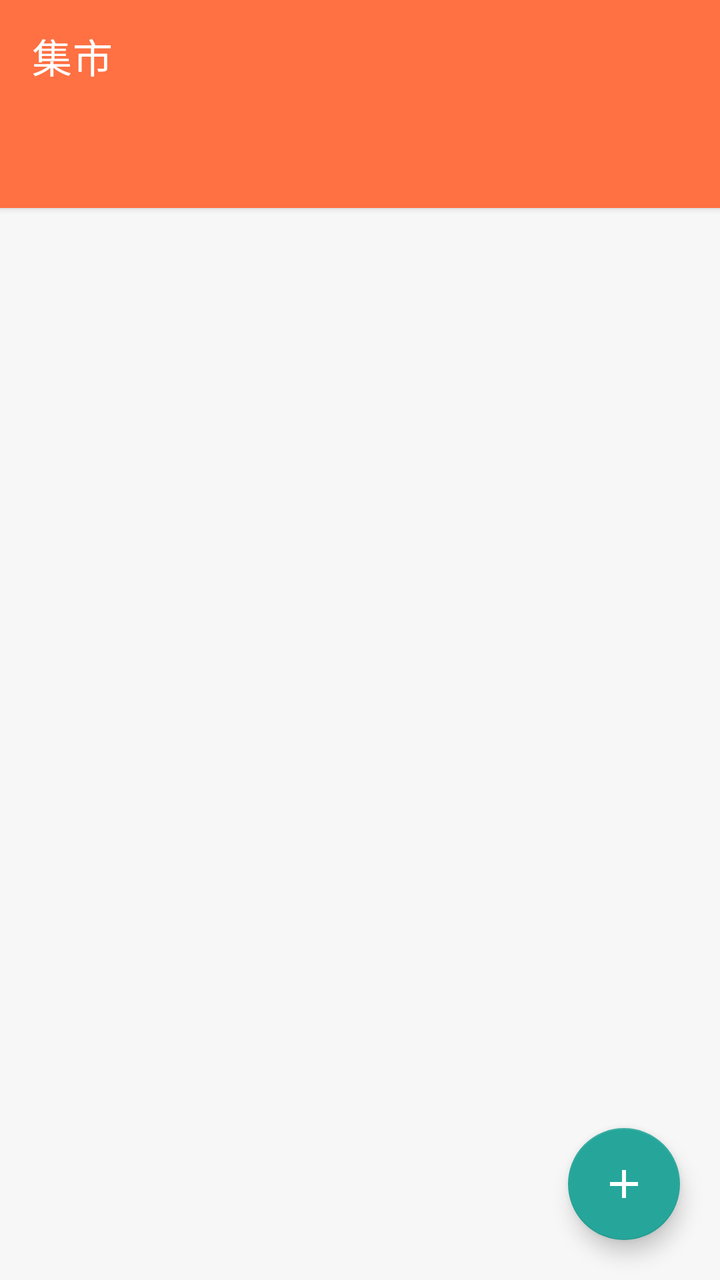
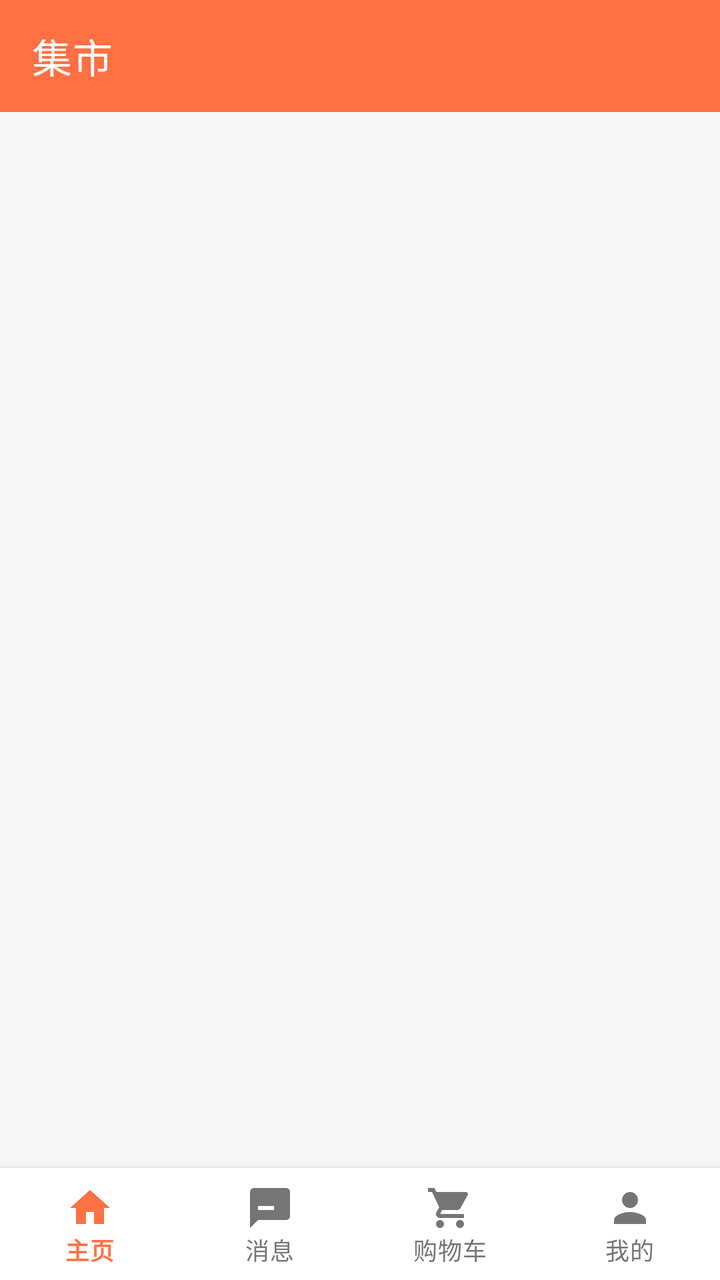

An Android layout rendered at two revisions. The XML below is the earlier revision; the diff shows what the commit changed to produce the second picture.
<!-- AndroidManifest.xml: application theme Theme.MyApplicationFinalExam -->
<!-- res/layout/activity_main.xml -->
<?xml version="1.0" encoding="utf-8"?>
<androidx.coordinatorlayout.widget.CoordinatorLayout xmlns:android="http://schemas.android.com/apk/res/android"
    xmlns:app="http://schemas.android.com/apk/res-auto"
    android:layout_width="match_parent"
    android:layout_height="match_parent"
    android:background="@color/page_bg">

    <com.google.android.material.appbar.AppBarLayout
        android:layout_width="match_parent"
        android:layout_height="wrap_content"
        android:background="@color/brand_orange"
        app:elevation="2dp">

        <com.google.android.material.appbar.MaterialToolbar
            android:id="@+id/toolbar"
            android:layout_width="match_parent"
            android:layout_height="?attr/actionBarSize"
            android:background="@color/brand_orange"
            app:popupTheme="@style/ThemeOverlay.MaterialComponents.Light"
            app:title="@string/app_name"
            app:titleTextColor="@color/white" />

        <com.google.android.material.tabs.TabLayout
            android:id="@+id/tabs"
            android:layout_width="match_parent"
            android:layout_height="wrap_content"
            android:background="@color/brand_orange"
            app:tabIndicatorColor="@color/white"
            app:tabMode="scrollable"
            app:tabSelectedTextColor="@color/white"
            app:tabTextColor="#CCFFFFFF" />
    </com.google.android.material.appbar.AppBarLayout>

    <androidx.viewpager2.widget.ViewPager2
        android:id="@+id/viewpager"
        android:layout_width="match_parent"
        android:layout_height="match_parent"
        app:layout_behavior="@string/appbar_scrolling_view_behavior" />

    <com.google.android.material.floatingactionbutton.FloatingActionButton
        android:id="@+id/fab_publish"
        android:layout_width="wrap_content"
        android:layout_height="wrap_content"
        android:layout_gravity="bottom|end"
        android:layout_margin="20dp"
        android:contentDescription="@string/cd_add"
        android:src="@drawable/ic_add"
        app:backgroundTint="@color/brand_teal"
        app:tint="@color/white" />
</androidx.coordinatorlayout.widget.CoordinatorLayout>
<!-- resources referenced by this layout -->
<resources>
  <color name="brand_orange">#FF7043</color>
  <color name="brand_teal">#26A69A</color>
  <color name="page_bg">#F7F7F7</color>
  <color name="white">#FFFFFFFF</color>
  <!-- drawable ic_add (drawable) -->
  <?xml version="1.0" encoding="utf-8"?>
  <vector xmlns:android="http://schemas.android.com/apk/res/android"
      android:width="24dp"
      android:height="24dp"
      android:viewportWidth="24"
      android:viewportHeight="24">
      <path
          android:fillColor="#FFFFFFFF"
          android:pathData="M19,13h-6v6h-2v-6H5v-2h6V5h2v6h6v2z" />
  </vector>
  <string name="app_name">集市</string>
  <string name="cd_add">发布商品</string>
  <style name="Theme.MyApplicationFinalExam" parent="Theme.MaterialComponents.Light.NoActionBar">
          <item name="colorPrimary">@color/brand_orange</item>
          <item name="colorPrimaryVariant">@color/brand_orange_dark</item>
          <item name="colorOnPrimary">@color/white</item>
          <item name="colorSecondary">@color/brand_teal</item>
          <item name="colorSecondaryVariant">@color/brand_teal_dark</item>
          <item name="colorOnSecondary">@color/white</item>
          <item name="android:statusBarColor">@color/brand_orange_dark</item>
          <item name="android:windowBackground">@color/page_bg</item>
      </style>
  <color name="brand_orange_dark">#F4511E</color>
  <color name="brand_teal_dark">#00897B</color>
</resources>

<!-- the commit's change to res/layout/activity_main.xml (unified diff, before → after) -->
@@ -1,50 +1,39 @@
 <?xml version="1.0" encoding="utf-8"?>
-<androidx.coordinatorlayout.widget.CoordinatorLayout xmlns:android="http://schemas.android.com/apk/res/android"
+<LinearLayout xmlns:android="http://schemas.android.com/apk/res/android"
     xmlns:app="http://schemas.android.com/apk/res-auto"
     android:layout_width="match_parent"
     android:layout_height="match_parent"
-    android:background="@color/page_bg">
+    android:background="@color/page_bg"
+    android:orientation="vertical">
 
-    <com.google.android.material.appbar.AppBarLayout
+    <com.google.android.material.appbar.MaterialToolbar
+        android:id="@+id/toolbar"
+        android:layout_width="match_parent"
+        android:layout_height="?attr/actionBarSize"
+        android:background="@color/brand_orange"
+        app:popupTheme="@style/ThemeOverlay.MaterialComponents.Light"
+        app:title="@string/app_name"
+        app:titleTextColor="@color/white" />
+
+    <FrameLayout
+        android:id="@+id/fragment_container"
+        android:layout_width="match_parent"
+        android:layout_height="0dp"
+        android:layout_weight="1" />
+
+    <View
+        android:layout_width="match_parent"
+        android:layout_height="0.5dp"
+        android:background="@color/divider" />
+
+    <com.google.android.material.bottomnavigation.BottomNavigationView
+        android:id="@+id/bottom_nav"
         android:layout_width="match_parent"
         android:layout_height="wrap_content"
-        android:background="@color/brand_orange"
-        app:elevation="2dp">
-
-        <com.google.android.material.appbar.MaterialToolbar
-            android:id="@+id/toolbar"
-            android:layout_width="match_parent"
-            android:layout_height="?attr/actionBarSize"
-            android:background="@color/brand_orange"
-            app:popupTheme="@style/ThemeOverlay.MaterialComponents.Light"
-            app:title="@string/app_name"
-            app:titleTextColor="@color/white" />
-
-        <com.google.android.material.tabs.TabLayout
-            android:id="@+id/tabs"
-            android:layout_width="match_parent"
-            android:layout_height="wrap_content"
-            android:background="@color/brand_orange"
-            app:tabIndicatorColor="@color/white"
-            app:tabMode="scrollable"
-            app:tabSelectedTextColor="@color/white"
-            app:tabTextColor="#CCFFFFFF" />
-    </com.google.android.material.appbar.AppBarLayout>
-
-    <androidx.viewpager2.widget.ViewPager2
-        android:id="@+id/viewpager"
-        android:layout_width="match_parent"
-        android:layout_height="match_parent"
-        app:layout_behavior="@string/appbar_scrolling_view_behavior" />
-
-    <com.google.android.material.floatingactionbutton.FloatingActionButton
-        android:id="@+id/fab_publish"
-        android:layout_width="wrap_content"
-        android:layout_height="wrap_content"
-        android:layout_gravity="bottom|end"
-        android:layout_margin="20dp"
-        android:contentDescription="@string/cd_add"
-        android:src="@drawable/ic_add"
-        app:backgroundTint="@color/brand_teal"
-        app:tint="@color/white" />
-</androidx.coordinatorlayout.widget.CoordinatorLayout>
+        android:background="@color/white"
+        app:elevation="8dp"
+        app:itemIconTint="@color/nav_item_color"
+        app:itemTextColor="@color/nav_item_color"
+        app:labelVisibilityMode="labeled"
+        app:menu="@menu/bottom_nav_menu" />
+</LinearLayout>
<!-- resource entries referenced after the edit -->
@@ -1,22 +1,11 @@
 <!-- resources referenced by this layout -->
 <resources>
   <color name="brand_orange">#FF7043</color>
+  <color name="divider">#EEEEEE</color>
   <color name="brand_teal">#26A69A</color>
   <color name="page_bg">#F7F7F7</color>
   <color name="white">#FFFFFFFF</color>
-  <!-- drawable ic_add (drawable) -->
-  <?xml version="1.0" encoding="utf-8"?>
-  <vector xmlns:android="http://schemas.android.com/apk/res/android"
-      android:width="24dp"
-      android:height="24dp"
-      android:viewportWidth="24"
-      android:viewportHeight="24">
-      <path
-          android:fillColor="#FFFFFFFF"
-          android:pathData="M19,13h-6v6h-2v-6H5v-2h6V5h2v6h6v2z" />
-  </vector>
   <string name="app_name">集市</string>
-  <string name="cd_add">发布商品</string>
   <style name="Theme.MyApplicationFinalExam" parent="Theme.MaterialComponents.Light.NoActionBar">
           <item name="colorPrimary">@color/brand_orange</item>
           <item name="colorPrimaryVariant">@color/brand_orange_dark</item>
